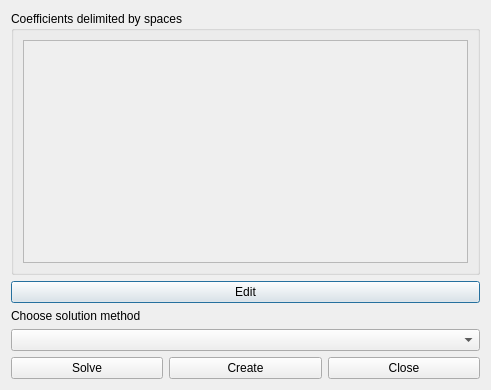
This is taskwindow.ui in idmit/solver as Qt 5 draws it before an edit. The edited form follows.
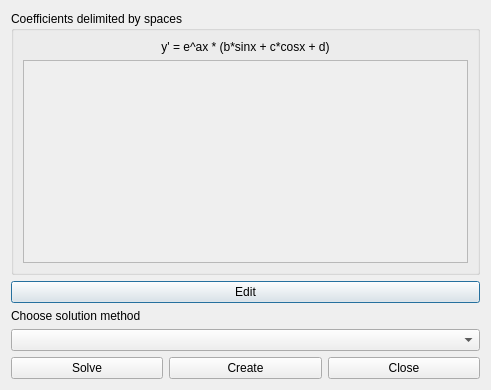
This is the edited form.

The edit to the form file:
```diff
--- a/taskwindow.ui
+++ b/taskwindow.ui
@@ -20,6 +20,19 @@
       <string>Coefficients delimited by spaces</string>
      </property>
      <layout class="QVBoxLayout" name="verticalLayout_4">
+      <item>
+       <widget class="QLabel" name="odeLabel">
+        <property name="text">
+         <string>y' = e^ax * (b*sinx + c*cosx + d)</string>
+        </property>
+        <property name="alignment">
+         <set>Qt::AlignCenter</set>
+        </property>
+        <property name="indent">
+         <number>-1</number>
+        </property>
+       </widget>
+      </item>
       <item>
        <widget class="QScrollArea" name="scrollArea">
         <property name="widgetResizable">
@@ -31,7 +44,7 @@
            <x>0</x>
            <y>0</y>
            <width>435</width>
-           <height>184</height>
+           <height>160</height>
           </rect>
          </property>
          <layout class="QVBoxLayout" name="verticalLayout">
```
